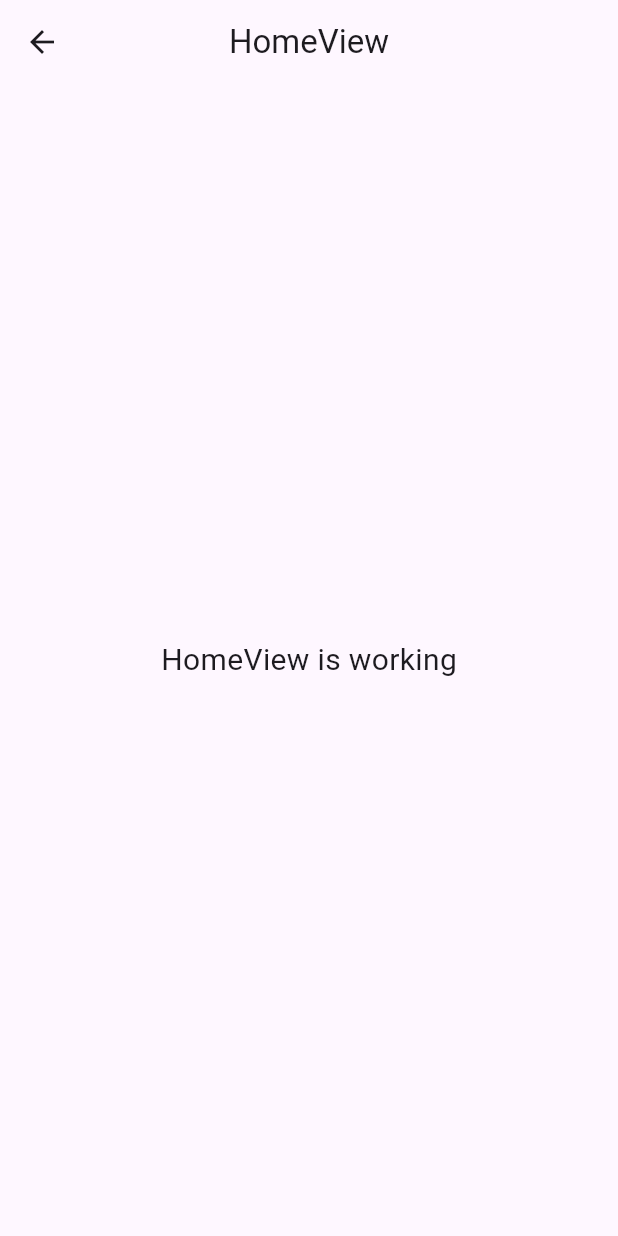
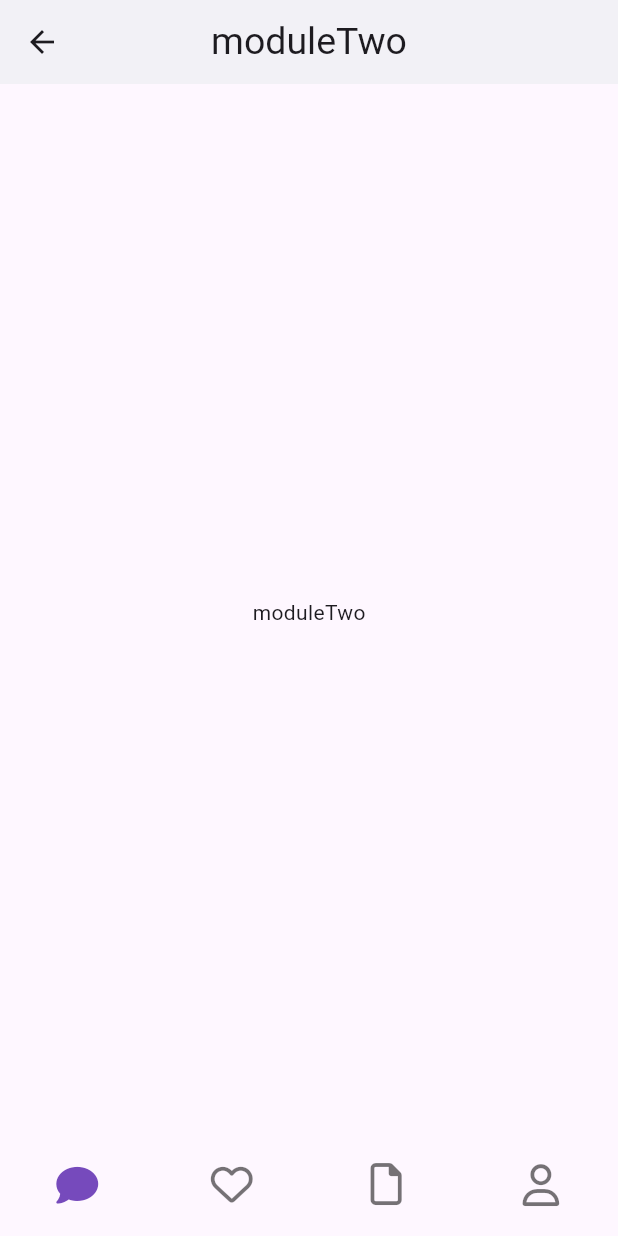
Before and after one commit to liangchuying/standard-template, a Flutter app: the HomeView screen opened by its route, on a phone screen of 412 x 824 dp. Run offline on Flutter 3.47's test engine with Material 3 defaults, Android fonts, the phone set to English and light mode, and no system bars; our stand-ins replace font_awesome_flutter, get, styled_widget.

Commit message:
fix: nav 配置

```diff
--- a/lib/app/modules/auth/sign_in/index.dart
+++ b/lib/app/modules/auth/sign_in/index.dart
@@ -11,9 +11,9 @@ class Login extends StatefulWidget {
 class _LoginState extends State<Login> {
   @override
   Widget build(BuildContext context) {
-    return const Scaffold(
-      appBar: Appbars(title: "登录",),
-      body: Center(child: Text('login'),),
+    return Scaffold(
+      appBar: AppBars(title: "登录").build(),
+      body: const Center(child: Text('login'),),
     );
   }
 }
--- /dev/null
+++ b/lib/app/modules/home/components/module_two/index_view.dart
@@ -0,0 +1,13 @@
+import 'package:flutter/material.dart';
+import 'package:get/get.dart';
+import 'package:luid/app/basic_widget/AppBars.dart';
+
+class moduleTwo extends GetView {
+  @override
+  Widget build(BuildContext context) {
+    return Scaffold(
+      appBar: AppBars(title: 'moduleTwo', isLeading: false).build(),
+      body: Center(child: Text('moduleTwo'),),
+    );
+  }
+}
--- /dev/null
+++ b/lib/app/modules/home/components/navigation_bar.dart
@@ -0,0 +1,73 @@
+import 'package:flutter/material.dart';
+import 'package:font_awesome_flutter/font_awesome_flutter.dart';
+import 'package:get/get.dart';
+
+import '../../../../config/AppColors.dart';
+import '../../../../config/AppSizes.dart';
+import '../controllers/home_controller.dart';
+
+class NavigationBars extends StatefulWidget {
+  final bool showSelectedLabels;
+  final bool showUnselectedLabels;
+
+  const NavigationBars(
+      {super.key,
+      this.showSelectedLabels = false,
+      this.showUnselectedLabels = false});
+
+  @override
+  State<NavigationBars> createState() => _NavigationBarsState();
+}
+
+class _NavigationBarsState extends State<NavigationBars> {
+  late HomeController controller;
+
+  @override
+  void initState() {
+    controller = Get.find<HomeController>();
+    // TODO: implement initState
+    super.initState();
+  }
+
+  @override
+  Widget build(BuildContext context) {
+    return Obx(() => BottomNavigationBar(
+            elevation: 0,
+            showSelectedLabels: widget.showSelectedLabels,
+            showUnselectedLabels: widget.showUnselectedLabels,
+            type: BottomNavigationBarType.fixed,
+            selectedItemColor: AppColors.purple,
+            currentIndex: controller.Activate.value,
+            onTap: (index) => controller.SetActivate(index),
+            items: const [
+              BottomNavigationBarItem(
+                  icon: NavIcon(icon: FontAwesomeIcons.comment),
+                  activeIcon: NavIcon(icon: FontAwesomeIcons.solidComment),
+                  label: '信息'),
+              BottomNavigationBarItem(
+                  icon: NavIcon(icon: FontAwesomeIcons.heart),
+                  activeIcon: NavIcon(icon: FontAwesomeIcons.solidHeart),
+                  label: ''),
+              BottomNavigationBarItem(
+                  icon: NavIcon(icon: FontAwesomeIcons.file),
+                  activeIcon: NavIcon(icon: FontAwesomeIcons.solidFile),
+                  label: ''),
+              BottomNavigationBarItem(
+                  icon: NavIcon(icon: FontAwesomeIcons.user),
+                  activeIcon: NavIcon(icon: FontAwesomeIcons.userLarge),
+                  label: '我的'),
+            ]));
+  }
+}
+
+class NavIcon extends StatelessWidget {
+  final IconData? icon;
+  final double? size;
+
+  const NavIcon({super.key, this.icon, this.size = AppSizes.NavSize});
+
+  @override
+  Widget build(BuildContext context) {
+    return FaIcon(icon, size: size);
+  }
+}
--- a/lib/app/modules/home/controllers/home_controller.dart
+++ b/lib/app/modules/home/controllers/home_controller.dart
@@ -1,11 +1,15 @@
+import 'package:flutter/cupertino.dart';
 import 'package:get/get.dart';
 
 class HomeController extends GetxController {
   //TODO: Implement HomeController
 
-  final count = 0.obs;
+  RxInt Activate = 1.obs;
+  var pageController;
+
   @override
   void onInit() {
+    pageController = PageController(initialPage: Activate.value);
     super.onInit();
   }
 
@@ -19,5 +23,9 @@ class HomeController extends GetxController {
     super.onClose();
   }
 
-  void increment() => count.value++;
+  void SetActivate(int value) {
+    // pageController.animateToPage(value, duration: Duration(milliseconds: 500), curve: Curves.easeInCirc);
+    pageController.jumpToPage(value);
+    Activate.value = value;
+  }
 }
--- a/lib/app/modules/home/views/home_view.dart
+++ b/lib/app/modules/home/views/home_view.dart
@@ -1,24 +1,37 @@
 import 'package:flutter/material.dart';
-
 import 'package:get/get.dart';
 
+import '../../../modules/home/components/navigation_bar.dart';
 import '../controllers/home_controller.dart';
 
+import '../../../modules/home/components/module_one/index_view.dart';
+import '../../../modules/home/components/module_two/index_view.dart';
+import '../../../modules/home/components/module_three/index_view.dart';
+import '../../../modules/home/components/module_four/index_view.dart';
+
 class HomeView extends GetView<HomeController> {
-  const HomeView({Key? key}) : super(key: key);
+  RxList<Widget> listPage = [
+    moduleOne(),
+    moduleTwo(),
+    moduleThree(),
+    moduleFour(),
+  ].obs;
+
+  HomeView({Key? key}) : super(key: key);
+
   @override
   Widget build(BuildContext context) {
     return Scaffold(
-      appBar: AppBar(
-        title: const Text('HomeView'),
-        centerTitle: true,
+      body: PageView(
+        controller: controller.pageController,
+        physics: const NeverScrollableScrollPhysics(), // 不能拖拽
+        onPageChanged: (index) {
+          print(controller.Activate.value);
+          controller.SetActivate(index);
+        },
+        children: listPage,
       ),
-      body: const Center(
-        child: Text(
-          'HomeView is working',
-          style: TextStyle(fontSize: 20),
-        ),
-      ),
+      bottomNavigationBar: NavigationBars(),
     );
   }
 }
--- a/lib/app/routes/app_pages.dart
+++ b/lib/app/routes/app_pages.dart
@@ -17,11 +17,11 @@ class AppPages {
   static final routes = [
     GetPage(
       name: _Paths.HOME,
-      page: () => const HomeView(),
+      page: () =>  HomeView(),
       binding: HomeBinding(),
     ),
     GetPage(
-      name: _Paths.HOME,
+      name: _Paths.LOGIN,
       page: () => const Login(),
     ),
   ];
--- a/lib/config/AppSizes.dart
+++ b/lib/config/AppSizes.dart
@@ -23,4 +23,7 @@ class AppSizes {
   static const double size20 = 20.0;
   static const double size22 = 22.0;
   static const double size25 = 25.0;
+  static const double size35 = 35.0;
+
+  static const double NavSize = 28.0;
 }
--- a/lib/main.dart
+++ b/lib/main.dart
@@ -12,7 +12,7 @@ void main() {
       ),
       debugShowCheckedModeBanner: false,
       title: "Getx Demo",
-      initialRoute: AppPages.LOGIN,
+      initialRoute: AppPages.INITIAL,
       getPages: AppPages.routes,
 
       // 404未知页面
--- a/pubspec.yaml
+++ b/pubspec.yaml
@@ -11,6 +11,7 @@ dependencies:
   styled_widget: ^0.4.1
   flutter:
     sdk: flutter
+  font_awesome_flutter: ^10.7.0
 
 dev_dependencies:
   flutter_lints: 4.0.0
```
Also changed, not shown: lib/app/basic_widget/AppBars.dart (+64 -13 lines), lib/app/modules/home/components/module_four/index_view.dart (added, +13 -0 lines), lib/app/modules/home/components/module_one/index_view.dart (added, +13 -0 lines), lib/app/modules/home/components/module_three/index_view.dart (added, +16 -0 lines).
